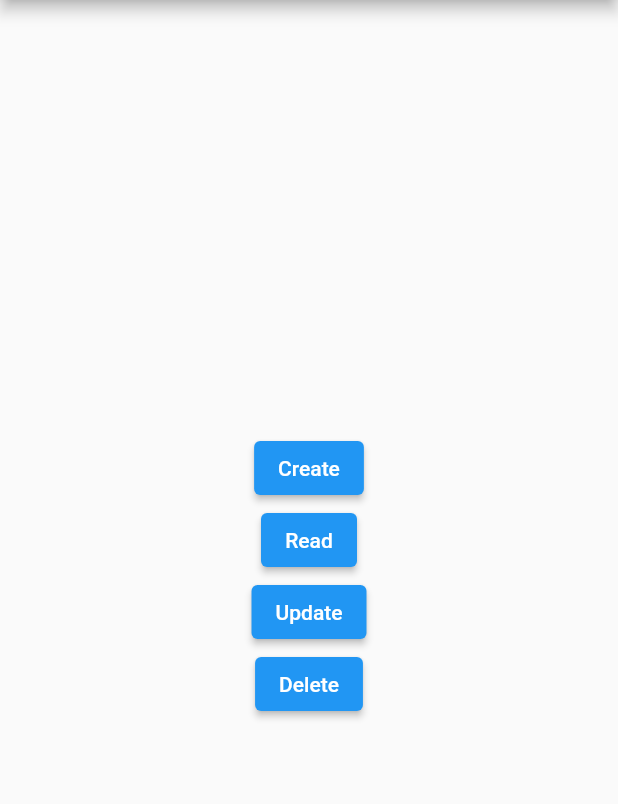
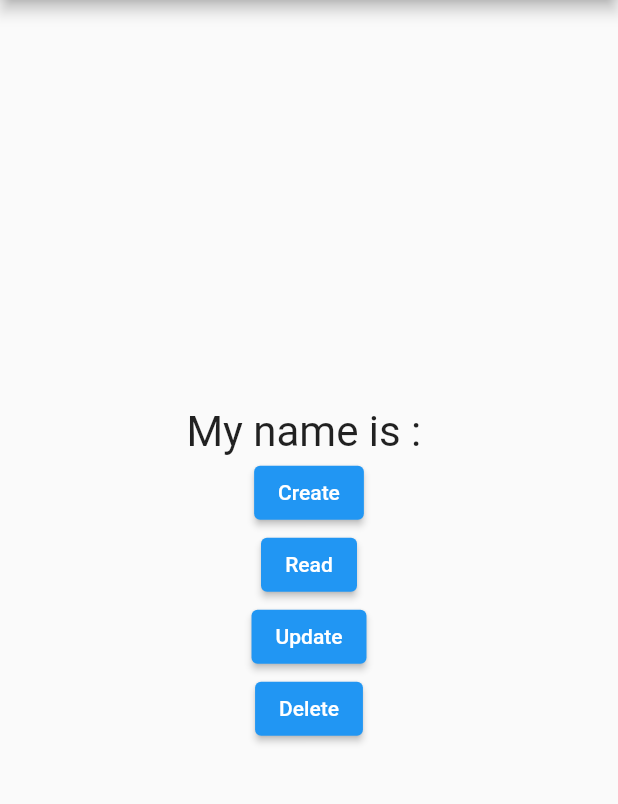
Before and after one commit to Shyamprasad07/firebaseapp, a Flutter app: the screen it shows after launch, after a tap on "Update", on a phone screen of 412 x 824 dp, the part 84-888 px from its top. Run offline on Flutter 3.47's test engine with Material 2 defaults, Android fonts, the phone set to English and light mode, and no system bars; our stand-ins replace cloud_firestore, firebase_core; accounts and stored records are empty.

Commit message:
update opration

```diff
--- a/lib/main.dart
+++ b/lib/main.dart
@@ -31,6 +31,7 @@ class FirebaseTutorial extends StatefulWidget {
 }
 
 class _FirebaseTutorialState extends State<FirebaseTutorial> {
+  var name = '';
   @override
   Widget build(BuildContext context) {
     return Scaffold(
@@ -41,6 +42,11 @@ class _FirebaseTutorialState extends State<FirebaseTutorial> {
         child: Column(
           mainAxisAlignment: MainAxisAlignment.center,
           children: [
+            //lest place it at the top
+            Text(
+              "My name is : $name",
+              style: TextStyle(fontSize: 28),
+            ),
             //crude operation
             //create button
             ElevatedButton(
@@ -62,13 +68,31 @@ class _FirebaseTutorialState extends State<FirebaseTutorial> {
                   });
                   //  it will add rcored of user
                   // Lets save it
-
+                  // record save successfully
                 },
                 child: const Text("Create")),
             //Read button
-            ElevatedButton(onPressed: () {}, child: const Text("Read")),
+            ElevatedButton(
+                onPressed: () {
+                  // To read data of name from user collection's my_doc documants
+                  // but first create a variable to store the value
+                  //Lets read the name Value from firestore and store it
+                  var firestore = FirebaseFirestore.instance.collection("users").doc('my_doc');
+                  firestore.get().then((value) {
+                    // after getting the doc set name = vlue['name]
+                    name = value.data()!['name'];
+                    setState(() {});
+                    // lets fetch data
+                  });
+                },
+                child: const Text("Read")),
             //Update button
-            ElevatedButton(onPressed: () {}, child: const Text("Update")),
+            ElevatedButton(onPressed: () {
+              var firestore = FirebaseFirestore.instance.collection("users").doc('my_doc');
+              firestore.update({
+                 'name': "shyam prasad",
+              });
+            }, child: const Text("Update")),
             //delete button
             ElevatedButton(onPressed: () {}, child: const Text("Delete")),
           ],
```
